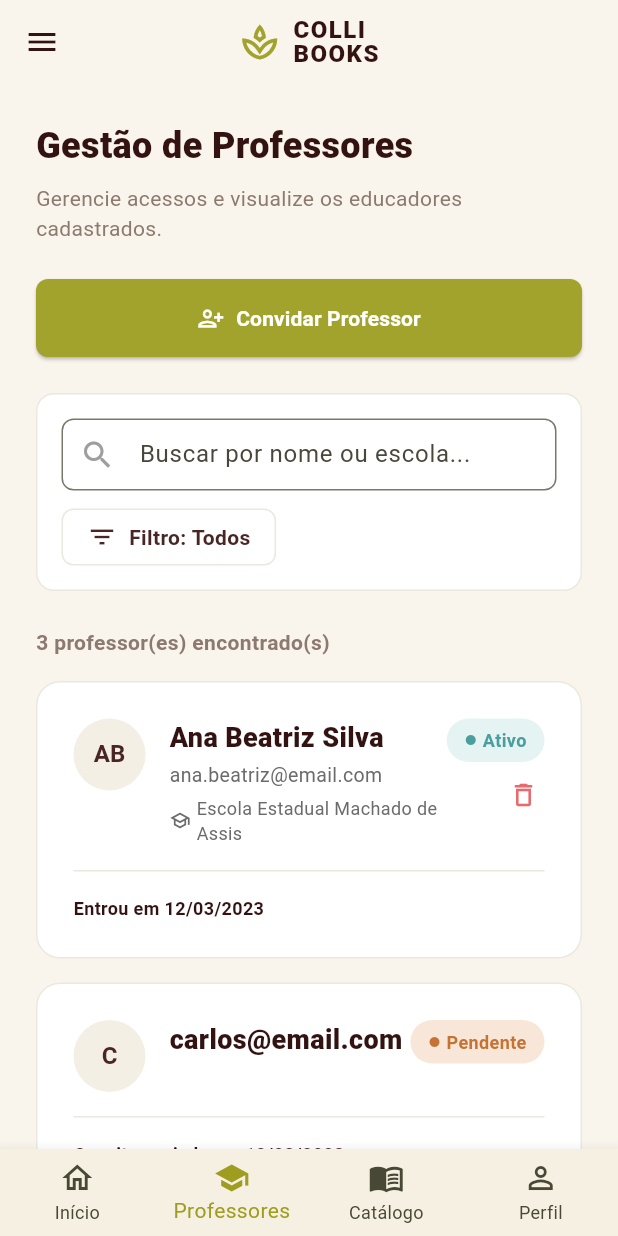
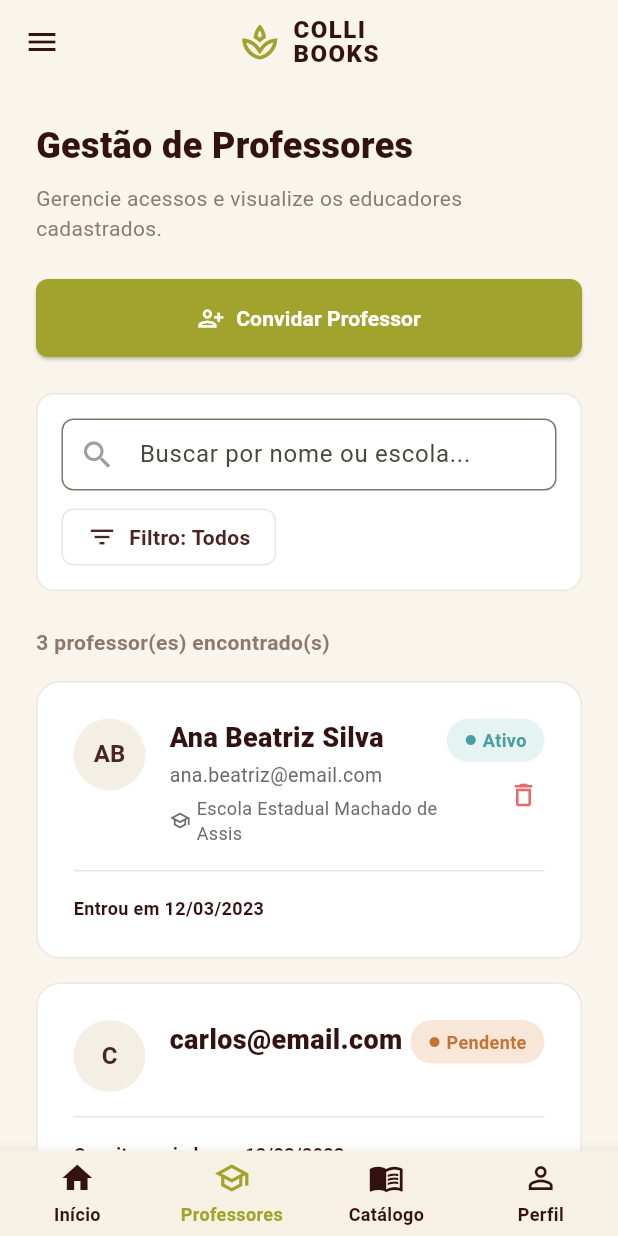
Before and after one commit to Colli-Books/colli-books-frontend, a Flutter app: the AdminHomeScreen screen opened directly, item 2 of the bottom bar chosen, on a phone screen of 412 x 824 dp. Run offline on Flutter 3.47's test engine with Material 3 defaults, Android fonts, the phone set to English and light mode, and no system bars; our stand-ins replace device_preview; statements that could not run were skipped.

Commit message:
Revert "fix: corrige imports da refatoração feature-first, integra NavbarAdmin e resolve lints"
This reverts commit e5d43bd73c04073588fa973cd1998e7ccf40c86c.

```diff
--- a/lib/features/admin/presentation/screens/admin_home_screen.dart
+++ b/lib/features/admin/presentation/screens/admin_home_screen.dart
@@ -1,16 +1,15 @@
 import 'package:flutter/material.dart';
 import 'package:url_launcher/url_launcher.dart';
-import '../../../auth/presentation/screens/login_screen.dart';
-import '../../../institucional/presentation/screens/politica_privacidade_screen.dart';
-import '../../../institucional/presentation/screens/sobre_nos_screen.dart';
-import '../../../institucional/presentation/screens/termos_uso_screen.dart';
-import '../../../obras/presentation/screens/cadastrar_escolaridade_screen.dart';
-import '../../../obras/presentation/screens/cadastrar_obra_screen.dart';
-import '../../../obras/presentation/screens/cadastrar_tema_screen.dart';
-import '../../../obras/presentation/screens/catalogo_data.dart';
-import '../../../obras/presentation/screens/editar_obra_screen.dart';
-import '../../../professor/presentation/screens/convidar_professor_screen.dart';
-import '../widgets/navbar_admin.dart';
+import 'login_screen.dart';
+import 'convidar_professor_screen.dart';
+import 'termos_uso_screen.dart';
+import 'politica_privacidade_screen.dart';
+import 'cadastrar_obra_screen.dart';
+import 'cadastrar_escolaridade_screen.dart';
+import 'cadastrar_tema_screen.dart';
+import 'catalogo_data.dart';
+import 'editar_obra_screen.dart';
+import 'sobre_nos_screen.dart';
 
 class AdminHomeScreen extends StatefulWidget {
   const AdminHomeScreen({super.key});
@@ -46,6 +45,7 @@ class _AdminHomeScreenState extends State<AdminHomeScreen> {
     const primaryTextColor = Color(0xFF331212);
     const secondaryTextColor = Color(0xFF8C7A70);
     const accentColor = Color(0xFFA1A32D);
+    const cardColor = Colors.white;
 
     return Scaffold(
       backgroundColor: backgroundColor,
@@ -181,7 +181,7 @@ class _AdminHomeScreenState extends State<AdminHomeScreen> {
               iconBgColor: accentColor,
               iconColor: Colors.white,
               onTap: () {
-                Navigator.push(context, MaterialPageRoute<void>(builder: (context) => const ConvidarProfessorScreen()));
+                Navigator.push(context, MaterialPageRoute(builder: (context) => const ConvidarProfessorScreen()));
               },
             ),
             const SizedBox(height: 16),
@@ -192,7 +192,7 @@ class _AdminHomeScreenState extends State<AdminHomeScreen> {
               iconBgColor: const Color(0xFF5E3232), // Dark Brown/Reddish
               iconColor: Colors.white,
               onTap: () {
-                Navigator.push(context, MaterialPageRoute<void>(builder: (context) => const CadastrarObraScreen()));
+                Navigator.push(context, MaterialPageRoute(builder: (context) => const CadastrarObraScreen()));
               },
             ),
 
@@ -200,13 +200,49 @@ class _AdminHomeScreenState extends State<AdminHomeScreen> {
           ],
         ),
       ),
-      bottomNavigationBar: NavbarAdmin(
+      bottomNavigationBar: BottomNavigationBar(
+        type: BottomNavigationBarType.fixed,
+        backgroundColor: const Color(0xFFF6F1E3),
+        selectedItemColor: accentColor,
+        unselectedItemColor: primaryTextColor,
+        selectedLabelStyle: const TextStyle(fontWeight: FontWeight.w700, fontSize: 12),
+        unselectedLabelStyle: const TextStyle(fontWeight: FontWeight.w600, fontSize: 12),
         currentIndex: _selectedIndex,
         onTap: (index) {
           setState(() {
             _selectedIndex = index;
           });
         },
+        items: const [
+          BottomNavigationBarItem(
+            icon: Padding(
+              padding: EdgeInsets.only(bottom: 4.0),
+              child: Icon(Icons.home),
+            ),
+            label: 'Início',
+          ),
+          BottomNavigationBarItem(
+            icon: Padding(
+              padding: EdgeInsets.only(bottom: 4.0),
+              child: Icon(Icons.school_outlined),
+            ),
+            label: 'Professores',
+          ),
+          BottomNavigationBarItem(
+            icon: Padding(
+              padding: EdgeInsets.only(bottom: 4.0),
+              child: Icon(Icons.menu_book_outlined),
+            ),
+            label: 'Catálogo',
+          ),
+          BottomNavigationBarItem(
+            icon: Padding(
+              padding: EdgeInsets.only(bottom: 4.0),
+              child: Icon(Icons.person_outline),
+            ),
+            label: 'Perfil',
+          ),
+        ],
       ),
     );
   }
@@ -235,7 +271,7 @@ class _AdminHomeScreenState extends State<AdminHomeScreen> {
             onPressed: () {
               Navigator.pushReplacement(
                 context,
-                MaterialPageRoute<void>(builder: (context) => const LoginScreen()),
+                MaterialPageRoute(builder: (context) => const LoginScreen()),
               );
             },
             icon: const Icon(Icons.exit_to_app, color: Color(0xFFC62828)),
@@ -256,8 +292,8 @@ class _AdminHomeScreenState extends State<AdminHomeScreen> {
 
   Widget _buildProfessores(Color primaryText, Color secondaryText, Color accentColor) {
     final filteredProfessores = professores.where((p) {
-      final name = (p['nome'] as String).toLowerCase();
-      final school = (p['escola'] as String).toLowerCase();
+      final name = p['nome']!.toLowerCase();
+      final school = p['escola']!.toLowerCase();
       final query = _searchQuery.toLowerCase();
       final matchesSearch = name.contains(query) || school.contains(query);
       final matchesStatus = _filterStatus == 'Todos' || p['status'] == _filterStatus;
@@ -277,7 +313,7 @@ class _AdminHomeScreenState extends State<AdminHomeScreen> {
             width: double.infinity,
             child: ElevatedButton.icon(
               onPressed: () {
-                Navigator.push<void>(context, MaterialPageRoute<void>(builder: (context) => const ConvidarProfessorScreen()));
+                Navigator.push(context, MaterialPageRoute(builder: (context) => const ConvidarProfessorScreen()));
               },
               icon: const Icon(Icons.person_add_alt_1_outlined, color: Colors.white),
               label: const Text('Convidar Professor', style: TextStyle(color: Colors.white, fontWeight: FontWeight.bold)),
@@ -346,20 +382,14 @@ class _AdminHomeScreenState extends State<AdminHomeScreen> {
             style: TextStyle(color: secondaryText, fontSize: 14, fontWeight: FontWeight.bold),
           ),
           const SizedBox(height: 16),
-          ...filteredProfessores.map((prof) => _buildProfessorCard(prof, primaryText, secondaryText)),
+          ...filteredProfessores.map((prof) => _buildProfessorCard(prof, primaryText, secondaryText)).toList(),
         ],
       ),
     );
   }
 
   Widget _buildProfessorCard(Map<String, dynamic> prof, Color primaryText, Color secondaryText) {
-    final nome = prof['nome'] as String;
-    final email = prof['email'] as String? ?? '';
-    final escola = prof['escola'] as String? ?? '';
-    final status = prof['status'] as String;
-    final data = prof['data'] as String;
-    final iniciais = prof['iniciais'] as String;
-    final isAtivo = status == 'Ativo';
+    final isAtivo = prof['status'] == 'Ativo';
     return Container(
       margin: const EdgeInsets.only(bottom: 16),
       padding: const EdgeInsets.all(24),
@@ -370,24 +400,24 @@ class _AdminHomeScreenState extends State<AdminHomeScreen> {
           Row(
             crossAxisAlignment: CrossAxisAlignment.start,
             children: [
-              CircleAvatar(backgroundColor: const Color(0xFFF3EFE4), radius: 24, child: Text(iniciais, style: const TextStyle(color: Color(0xFF4A2525), fontWeight: FontWeight.bold))),
+              CircleAvatar(backgroundColor: const Color(0xFFF3EFE4), radius: 24, child: Text(prof['iniciais']!, style: const TextStyle(color: Color(0xFF4A2525), fontWeight: FontWeight.bold))),
               const SizedBox(width: 16),
               Expanded(
                 child: Column(
                   crossAxisAlignment: CrossAxisAlignment.start,
                   children: [
-                    Text(nome, style: TextStyle(color: primaryText, fontSize: 18, fontWeight: FontWeight.w800)),
+                    Text(prof['nome']!, style: TextStyle(color: primaryText, fontSize: 18, fontWeight: FontWeight.w800)),
                     if (isAtivo) ...[
                       const SizedBox(height: 2),
-                      Text(email, style: const TextStyle(color: Color(0xFF6B6B6B), fontSize: 13)),
+                      Text(prof['email']!, style: const TextStyle(color: Color(0xFF6B6B6B), fontSize: 13)),
                     ],
-                    if (escola.isNotEmpty) ...[
+                    if (prof['escola']!.isNotEmpty) ...[
                       const SizedBox(height: 4),
                       Row(
                         children: [
                           const Icon(Icons.school_outlined, size: 14, color: Color(0xFF6B6B6B)),
                           const SizedBox(width: 4),
-                          Expanded(child: Text(escola, style: const TextStyle(color: Color(0xFF6B6B6B), fontSize: 12))),
+                          Expanded(child: Text(prof['escola']!, style: const TextStyle(color: Color(0xFF6B6B6B), fontSize: 12))),
                         ],
                       ),
                     ],
@@ -405,7 +435,7 @@ class _AdminHomeScreenState extends State<AdminHomeScreen> {
                       children: [
                         Icon(Icons.circle, size: 8, color: isAtivo ? const Color(0xFF4A9E9E) : const Color(0xFFC47335)),
                         const SizedBox(width: 4),
-                        Text(status, style: TextStyle(color: isAtivo ? const Color(0xFF4A9E9E) : const Color(0xFFC47335), fontSize: 12, fontWeight: FontWeight.bold)),
+                        Text(prof['status']!, style: TextStyle(color: isAtivo ? const Color(0xFF4A9E9E) : const Color(0xFFC47335), fontSize: 12, fontWeight: FontWeight.bold)),
                       ],
                     ),
                   ),
@@ -413,11 +443,11 @@ class _AdminHomeScreenState extends State<AdminHomeScreen> {
                     const SizedBox(height: 8),
                     InkWell(
                       onTap: () {
-                        showDialog<void>(
+                        showDialog(
                           context: context,
                           builder: (context) => AlertDialog(
                             title: const Text('Excluir Professor', style: TextStyle(color: Color(0xFF4A2525))),
-                            content: Text('Tem certeza que deseja excluir o professor "$nome"?'),
+                            content: Text('Tem certeza que deseja excluir o professor "${prof['nome']}"?'),
                             actions: [
                               TextButton(onPressed: () => Navigator.pop(context), child: const Text('Cancelar', style: TextStyle(color: Colors.grey))),
                               ElevatedButton(
@@ -448,7 +478,7 @@ class _AdminHomeScreenState extends State<AdminHomeScreen> {
           const SizedBox(height: 16),
           const Divider(color: Color(0xFFEBE8E0), height: 1),
           const SizedBox(height: 16),
-          Text(data, style: TextStyle(color: primaryText, fontSize: 12, fontWeight: FontWeight.w600)),
+          Text(prof['data']!, style: TextStyle(color: primaryText, fontSize: 12, fontWeight: FontWeight.w600)),
         ],
       ),
     );
@@ -483,7 +513,7 @@ class _AdminHomeScreenState extends State<AdminHomeScreen> {
             width: double.infinity,
             child: ElevatedButton.icon(
               onPressed: () async {
-                final newBook = await Navigator.push<dynamic>(context, MaterialPageRoute<dynamic>(builder: (context) => const CadastrarObraScreen()));
+                final newBook = await Navigator.push(context, MaterialPageRoute(builder: (context) => const CadastrarObraScreen()));
                 if (newBook != null) {
                   setState(() {
                     catalogBooks.add(newBook as Map<String, dynamic>);
@@ -504,7 +534,7 @@ class _AdminHomeScreenState extends State<AdminHomeScreen> {
             width: double.infinity,
             child: ElevatedButton.icon(
               onPressed: () {
-                Navigator.push<void>(context, MaterialPageRoute<void>(builder: (context) => const CadastrarEscolaridadeScreen()));
+                Navigator.push(context, MaterialPageRoute(builder: (context) => const CadastrarEscolaridadeScreen()));
               },
               icon: const Icon(Icons.add, color: Colors.white),
               label: const Text('Adicionar Escolaridade', style: TextStyle(color: Colors.white, fontWeight: FontWeight.bold)),
@@ -520,7 +550,7 @@ class _AdminHomeScreenState extends State<AdminHomeScreen> {
             width: double.infinity,
             child: ElevatedButton.icon(
               onPressed: () {
-                Navigator.push<void>(context, MaterialPageRoute<void>(builder: (context) => const CadastrarTemaScreen()));
+                Navigator.push(context, MaterialPageRoute(builder: (context) => const CadastrarTemaScreen()));
               },
               icon: const Icon(Icons.add, color: Colors.white),
               label: const Text('Adicionar Tema', style: TextStyle(color: Colors.white, fontWeight: FontWeight.bold)),
@@ -661,7 +691,7 @@ class _AdminHomeScreenState extends State<AdminHomeScreen> {
                                     children: [
                                       InkWell(
                                         onTap: () async {
-                                          final updatedBook = await Navigator.push<dynamic>(context, MaterialPageRoute<dynamic>(builder: (context) => EditarObraScreen(bookData: book)));
+                                          final updatedBook = await Navigator.push(context, MaterialPageRoute(builder: (context) => EditarObraScreen(bookData: book)));
                                           if (updatedBook != null) {
                                             setState(() {
                                               final index = catalogBooks.indexOf(book);
@@ -676,7 +706,7 @@ class _AdminHomeScreenState extends State<AdminHomeScreen> {
                                       const SizedBox(width: 4),
                                       InkWell(
                                         onTap: () {
-                                          showDialog<void>(
+                                          showDialog(
                                             context: context,
                                             builder: (context) => AlertDialog(
                                               title: const Text('Excluir Obra', style: TextStyle(color: Color(0xFF4A2525))),
@@ -756,7 +786,7 @@ class _AdminHomeScreenState extends State<AdminHomeScreen> {
         borderRadius: BorderRadius.circular(16),
         boxShadow: [
           BoxShadow(
-            color: Colors.black.withValues(alpha: 0.02),
+            color: Colors.black.withOpacity(0.02),
             blurRadius: 10,
             offset: const Offset(0, 4),
           ),
@@ -828,7 +858,7 @@ class _AdminHomeScreenState extends State<AdminHomeScreen> {
         borderRadius: BorderRadius.circular(16),
         boxShadow: [
           BoxShadow(
-            color: Colors.black.withValues(alpha: 0.02),
+            color: Colors.black.withOpacity(0.02),
             blurRadius: 10,
             offset: const Offset(0, 4),
           ),
@@ -903,7 +933,7 @@ class _AdminHomeScreenState extends State<AdminHomeScreen> {
                 _buildDrawerItem(Icons.edit_note_outlined, 'Blog', primaryText, isLink: true, onTap: () => _abrirLink('https://www.collibooks.com/category/blog/')),
                 _buildDrawerItem(Icons.star_outline, 'Anima Kids', primaryText, isLink: true, onTap: () => _abrirLink('https://www.collibooks.com/anima-kids/')),
                 _buildDrawerItem(Icons.info_outline, 'Sobre Nós', primaryText, onTap: () {
-                  Navigator.push(context, MaterialPageRoute<void>(builder: (context) => const SobreNosScreen()));
+                  Navigator.push(context, MaterialPageRoute(builder: (context) => const SobreNosScreen()));
                 }),
               ],
             ),
@@ -916,14 +946,14 @@ class _AdminHomeScreenState extends State<AdminHomeScreen> {
               children: [
                 TextButton(
                   onPressed: () {
-                    Navigator.push(context, MaterialPageRoute<void>(builder: (context) => const TermosUsoScreen()));
+                    Navigator.push(context, MaterialPageRoute(builder: (context) => const TermosUsoScreen()));
                   },
                   style: TextButton.styleFrom(padding: EdgeInsets.zero, alignment: Alignment.centerLeft),
                   child: Text('Termos de Uso', style: TextStyle(color: primaryText, fontWeight: FontWeight.w600)),
                 ),
                 TextButton(
                   onPressed: () {
-                    Navigator.push(context, MaterialPageRoute<void>(builder: (context) => const PoliticaPrivacidadeScreen()));
+                    Navigator.push(context, MaterialPageRoute(builder: (context) => const PoliticaPrivacidadeScreen()));
                   },
                   style: TextButton.styleFrom(padding: EdgeInsets.zero, alignment: Alignment.centerLeft),
                   child: Text('Política de Privacidade', style: TextStyle(color: primaryText, fontWeight: FontWeight.w600)),
@@ -974,10 +1004,10 @@ class _AdminHomeScreenState extends State<AdminHomeScreen> {
     required String title,
     required List<String> allItems,
     required List<String> selectedItems,
-    required void Function(List<String>) onConfirm,
+    required Function(List<String>) onConfirm,
   }) {
-    final tempSelected = List<String>.from(selectedItems);
-    showDialog<void>(
+    List<String> tempSelected = List.from(selectedItems);
+    showDialog(
       context: context,
       builder: (context) {
         return StatefulBuilder(
--- a/lib/features/institucional/presentation/screens/fale_conosco_screen.dart
+++ b/lib/features/institucional/presentation/screens/fale_conosco_screen.dart
@@ -183,7 +183,7 @@ class FaleConoscoScreen extends StatelessWidget {
         borderRadius: BorderRadius.circular(16),
         border: Border.all(color: const Color(0xFFEBE8E0)),
         boxShadow: [
-          BoxShadow(color: Colors.black.withValues(alpha: 0.02), blurRadius: 8, offset: const Offset(0, 2)),
+          BoxShadow(color: Colors.black.withOpacity(0.02), blurRadius: 8, offset: const Offset(0, 2)),
         ],
       ),
       clipBehavior: Clip.antiAlias,
@@ -249,7 +249,7 @@ class FaleConoscoScreen extends StatelessWidget {
           borderRadius: BorderRadius.circular(12),
           border: Border.all(color: const Color(0xFFEBE8E0)),
           boxShadow: [
-            BoxShadow(color: Colors.black.withValues(alpha: 0.02), blurRadius: 4, offset: const Offset(0, 2)),
+            BoxShadow(color: Colors.black.withOpacity(0.02), blurRadius: 4, offset: const Offset(0, 2)),
           ],
         ),
         clipBehavior: Clip.antiAlias,
--- a/lib/features/institucional/presentation/screens/politica_privacidade_screen.dart
+++ b/lib/features/institucional/presentation/screens/politica_privacidade_screen.dart
@@ -35,7 +35,7 @@ class PoliticaPrivacidadeScreen extends StatelessWidget {
             borderRadius: BorderRadius.circular(16),
             boxShadow: [
               BoxShadow(
-                color: Colors.black.withValues(alpha: 0.02),
+                color: Colors.black.withOpacity(0.02),
                 blurRadius: 10,
                 offset: const Offset(0, 4),
               ),
--- a/lib/features/institucional/presentation/screens/sobre_nos_screen.dart
+++ b/lib/features/institucional/presentation/screens/sobre_nos_screen.dart
@@ -53,7 +53,7 @@ class SobreNosScreen extends StatelessWidget {
                   gradient: LinearGradient(
                     begin: Alignment.topCenter,
                     end: Alignment.bottomCenter,
-                    colors: [Colors.transparent, Colors.black.withValues(alpha: 0.8)],
+                    colors: [Colors.transparent, Colors.black.withOpacity(0.8)],
                   ),
                 ),
                 padding: const EdgeInsets.all(24.0),
--- a/lib/features/institucional/presentation/screens/termos_uso_screen.dart
+++ b/lib/features/institucional/presentation/screens/termos_uso_screen.dart
@@ -34,7 +34,7 @@ class TermosUsoScreen extends StatelessWidget {
             borderRadius: BorderRadius.circular(16),
             boxShadow: [
               BoxShadow(
-                color: Colors.black.withValues(alpha: 0.02),
+                color: Colors.black.withOpacity(0.02),
                 blurRadius: 10,
                 offset: const Offset(0, 4),
               ),
--- a/lib/features/obras/presentation/screens/cadastrar_escolaridade_screen.dart
+++ b/lib/features/obras/presentation/screens/cadastrar_escolaridade_screen.dart
@@ -37,7 +37,7 @@ class _CadastrarEscolaridadeScreenState extends State<CadastrarEscolaridadeScree
   }
 
   void _confirmarExclusao(String item) {
-    showDialog<void>(
+    showDialog(
       context: context,
       builder: (ctx) => AlertDialog(
         title: const Text('Confirmar Exclusão'),
@@ -75,6 +75,7 @@ class _CadastrarEscolaridadeScreenState extends State<CadastrarEscolaridadeScree
     const backgroundColor = Color(0xFFF9F5EC);
     const primaryTextColor = Color(0xFF4A2525);
     const buttonGreen = Color(0xFFA1A32D);
+    const buttonRed = Color(0xFFE56B6F);
 
     return Scaffold(
       backgroundColor: backgroundColor,
@@ -173,7 +174,7 @@ class _CadastrarEscolaridadeScreenState extends State<CadastrarEscolaridadeScree
                   ),
                 ],
               ),
-            )),
+            )).toList(),
           ],
         ),
       ),
--- a/lib/features/obras/presentation/screens/cadastrar_tema_screen.dart
+++ b/lib/features/obras/presentation/screens/cadastrar_tema_screen.dart
@@ -37,7 +37,7 @@ class _CadastrarTemaScreenState extends State<CadastrarTemaScreen> {
   }
 
   void _confirmarExclusao(String item) {
-    showDialog<void>(
+    showDialog(
       context: context,
       builder: (ctx) => AlertDialog(
         title: const Text('Confirmar Exclusão'),
@@ -75,6 +75,7 @@ class _CadastrarTemaScreenState extends State<CadastrarTemaScreen> {
     const backgroundColor = Color(0xFFF9F5EC);
     const primaryTextColor = Color(0xFF4A2525);
     const buttonGreen = Color(0xFFA1A32D);
+    const buttonRed = Color(0xFFE56B6F);
 
     return Scaffold(
       backgroundColor: backgroundColor,
@@ -173,7 +174,7 @@ class _CadastrarTemaScreenState extends State<CadastrarTemaScreen> {
                   ),
                 ],
               ),
-            )),
+            )).toList(),
           ],
         ),
       ),
--- a/lib/features/professor/presentation/screens/convidar_professor_screen.dart
+++ b/lib/features/professor/presentation/screens/convidar_professor_screen.dart
@@ -13,7 +13,7 @@ class _ConvidarProfessorScreenState extends State<ConvidarProfessorScreen> {
   void _enviarConvite() {
     final email = _emailController.text.trim();
     if (email.isNotEmpty && email.contains('@')) {
-      showDialog<void>(
+      showDialog(
         context: context,
         builder: (context) => AlertDialog(
           title: const Text('Confirmar Envio', style: TextStyle(color: Color(0xFF4A2525), fontWeight: FontWeight.bold)),
@@ -61,6 +61,7 @@ class _ConvidarProfessorScreenState extends State<ConvidarProfessorScreen> {
     const primaryTextColor = Color(0xFF4A2525);
     const secondaryTextColor = Color(0xFF6B6B6B);
     const buttonGreen = Color(0xFFA1A32D);
+    const buttonRed = Color(0xFFE56B6F);
 
     return Scaffold(
       backgroundColor: backgroundColor,
--- a/lib/main.dart
+++ b/lib/main.dart
@@ -1,6 +1,6 @@
 import 'package:flutter/material.dart';
 import 'package:device_preview/device_preview.dart';
-import 'features/auth/presentation/screens/login_screen.dart';
+import 'login_screen.dart';
 
 void main() {
   runApp(
```
Also changed, not shown: lib/features/auth/presentation/screens/login_screen.dart (+5 -5 lines), lib/features/obras/presentation/screens/cadastrar_obra_screen.dart (+4 -3 lines), lib/features/obras/presentation/screens/editar_obra_screen.dart (+7 -7 lines).
